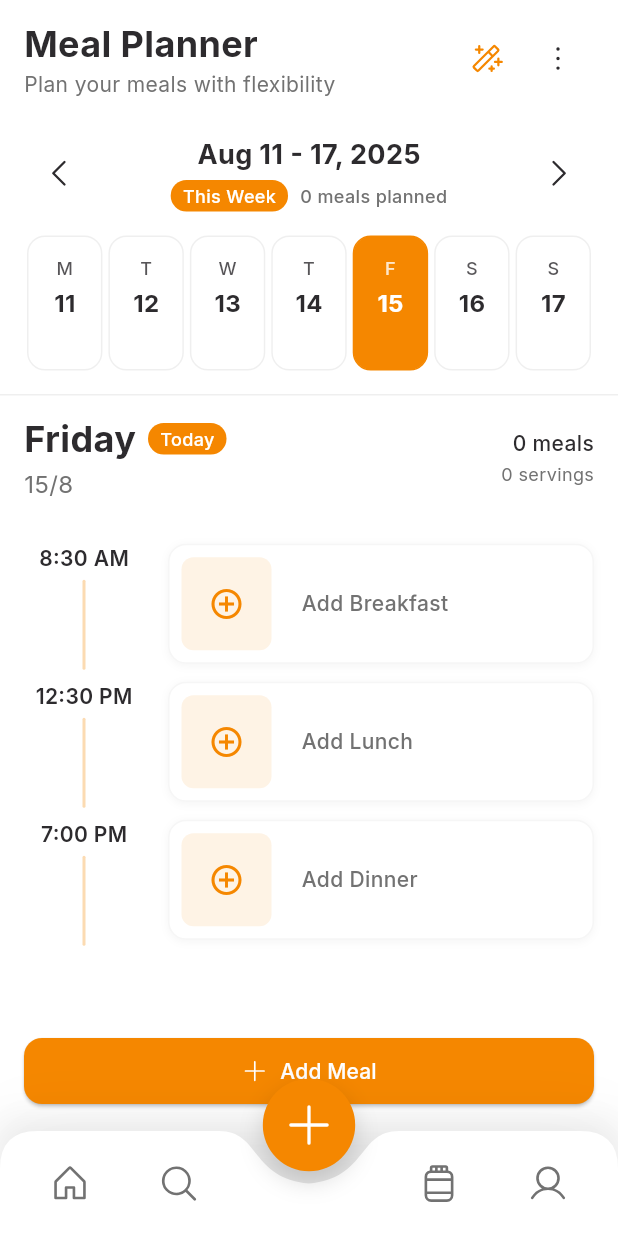
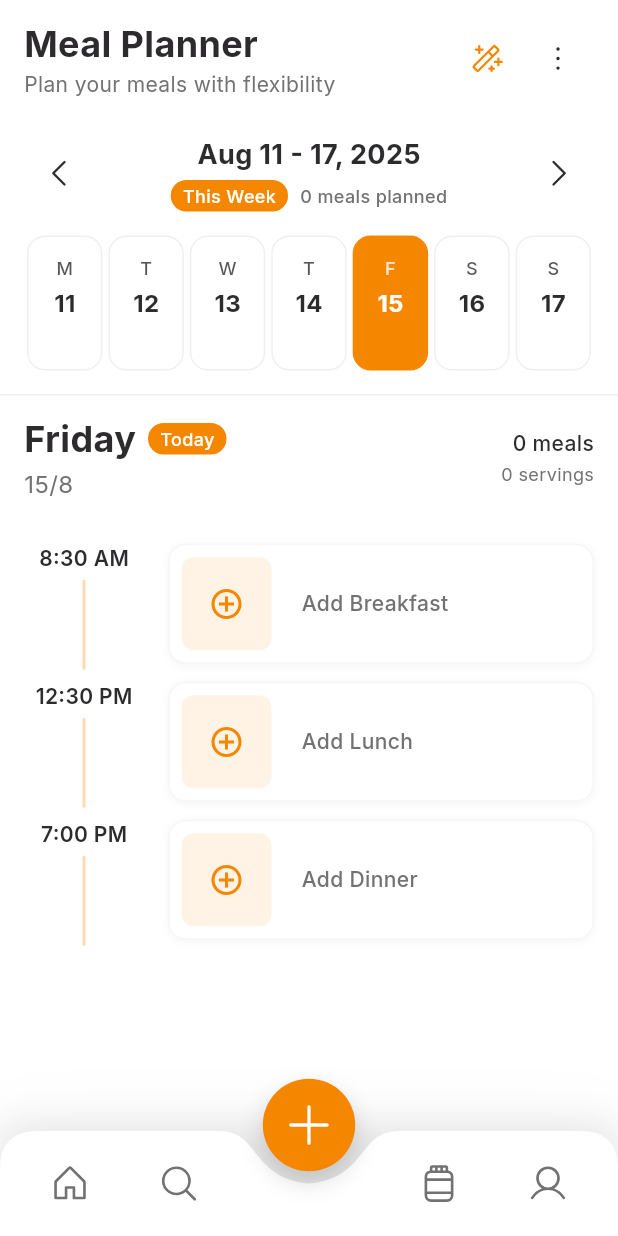
Before and after one commit to MAGHPMallawaarachchi/mealtime, a Flutter app: the MealPlannerScreen screen opened by its route, on a phone screen of 412 x 824 dp. Run offline on Flutter 3.47's test engine with Material 3 defaults, Android fonts, the phone set to English and light mode, and no system bars; our stand-ins replace cached_network_image, cloud_firestore, firebase_auth, firebase_core, flutter_cache_manager, flutter_svg and 4 more; accounts and stored records are empty; network calls fail.

Commit message:
feat: Integrate add meal functionality to the middle nav bar button

```diff
--- a/lib/core/navigation/main_scaffold.dart
+++ b/lib/core/navigation/main_scaffold.dart
@@ -19,6 +19,7 @@ class MainScaffold extends StatefulWidget {
 class _MainScaffoldState extends State<MainScaffold> {
   // Pre-create all screens to eliminate any build flickering
   late final List<Widget> _screens;
+  VoidCallback? _mealPlannerAddMealCallback;
 
   @override
   void initState() {
@@ -26,7 +27,11 @@ class _MainScaffoldState extends State<MainScaffold> {
     _screens = [
       const HomeScreen(),
       const ExploreScreen(),
-      const MealPlannerScreen(),
+      MealPlannerScreen(
+        onRegisterAddMealCallback: (callback) {
+          _mealPlannerAddMealCallback = callback;
+        },
+      ),
       const PantryScreen(),
       const ProfileScreen(),
     ];
@@ -69,8 +74,8 @@ class _MainScaffoldState extends State<MainScaffold> {
   }
 
   void _onMealPlannerAddMeal() {
-    // The add meal functionality is now handled within the MealPlannerScreen itself
-    // via the floating action button in the day timeline view
+    // Trigger add meal functionality through callback
+    _mealPlannerAddMealCallback?.call();
   }
 
   @override
--- a/lib/features/meal_planner/presentation/pages/meal_planner_screen.dart
+++ b/lib/features/meal_planner/presentation/pages/meal_planner_screen.dart
@@ -14,7 +14,9 @@ import '../widgets/meal_confirmation_modal.dart';
 import '../../../recipes/domain/models/recipe.dart';
 
 class MealPlannerScreen extends StatefulWidget {
-  const MealPlannerScreen({super.key});
+  final Function(VoidCallback)? onRegisterAddMealCallback;
+
+  const MealPlannerScreen({super.key, this.onRegisterAddMealCallback});
 
   @override
   State<MealPlannerScreen> createState() => _MealPlannerScreenState();
@@ -39,6 +41,9 @@ class _MealPlannerScreenState extends State<MealPlannerScreen> {
     currentWeekStart = _getWeekStart(_todayNormalized);
     selectedDate = _todayNormalized;
     _loadWeekPlan();
+
+    // Register our add meal callback with the parent
+    widget.onRegisterAddMealCallback?.call(triggerAddMeal);
   }
 
   @override
@@ -62,6 +67,11 @@ class _MealPlannerScreenState extends State<MealPlannerScreen> {
   DateTime _getWeekStart(DateTime date) {
     final normalized = _normalizeDate(date);
     return normalized.subtract(Duration(days: normalized.weekday - 1));
+  }
+
+  /// Public method to trigger add meal functionality from external sources (like navbar)
+  void triggerAddMeal() {
+    _showAddMealOptions(selectedDate);
   }
 
   void _loadWeekPlan() {
@@ -112,7 +122,6 @@ class _MealPlannerScreenState extends State<MealPlannerScreen> {
                     dayPlan: dayPlan,
                     onMealTap: (meal) => _handleMealTap(meal, dayDate),
                     onMealLongPress: (meal) => _handleMealLongPress(meal, dayDate),
-                    onAddMeal: () => _showAddMealOptions(dayDate),
                   );
                 },
               ),
--- a/lib/features/meal_planner/presentation/widgets/day_timeline_view.dart
+++ b/lib/features/meal_planner/presentation/widgets/day_timeline_view.dart
@@ -9,14 +9,12 @@ class DayTimelineView extends StatelessWidget {
   final DailyMealPlan dayPlan;
   final Function(MealSlot)? onMealTap;
   final Function(MealSlot)? onMealLongPress;
-  final VoidCallback? onAddMeal;
 
   const DayTimelineView({
     super.key,
     required this.dayPlan,
     this.onMealTap,
     this.onMealLongPress,
-    this.onAddMeal,
   });
 
   @override
@@ -43,7 +41,6 @@ class DayTimelineView extends StatelessWidget {
             ),
           ),
         ],
-        _buildAddMealButton(),
       ],
     );
   }
@@ -171,7 +168,7 @@ class DayTimelineView extends StatelessWidget {
             ),
             const SizedBox(height: 8),
             const Text(
-              'Tap the + button to add your first meal',
+              'Tap the + button in navigation to add your first meal',
               style: TextStyle(
                 fontSize: 14,
                 color: AppColors.textSecondary,
@@ -227,24 +224,6 @@ class DayTimelineView extends StatelessWidget {
     );
   }
 
-  Widget _buildAddMealButton() {
-    return Container(
-      padding: const EdgeInsets.all(16),
-      child: ElevatedButton.icon(
-        onPressed: onAddMeal,
-        icon: Icon(PhosphorIcons.plus()),
-        label: const Text('Add Meal'),
-        style: ElevatedButton.styleFrom(
-          backgroundColor: AppColors.primary,
-          foregroundColor: Colors.white,
-          padding: const EdgeInsets.symmetric(vertical: 12, horizontal: 24),
-          shape: RoundedRectangleBorder(
-            borderRadius: BorderRadius.circular(12),
-          ),
-        ),
-      ),
-    );
-  }
 
   String _getDayName(int weekday) {
     switch (weekday) {
```
